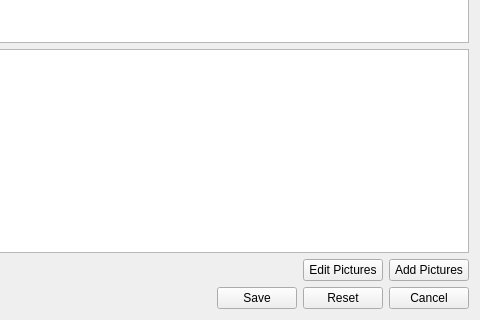
Wolframe/configurator, file client/uiforms/category_edit.ui: the form before one commit; both pictures show x 102 to 582 and y 221 to 541 of the 582 by 541 pixel window.
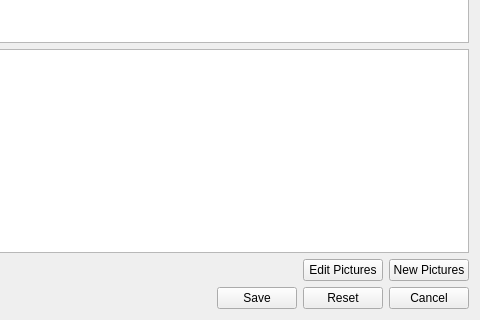
The form after the commit. Icons and pictures are not drawn.

Commit message: make update category pictures work

```diff
--- a/client/uiforms/category_edit.ui
+++ b/client/uiforms/category_edit.ui
@@ -186,7 +186,7 @@
      <item>
       <widget class="QPushButton" name="add_pictures">
        <property name="text">
-        <string>Add Pictures</string>
+        <string>New Pictures</string>
        </property>
        <property name="form" stdset="0">
         <string>picture_select?widgetid={main.widgetid}_picture</string>
```
Left out of the diff: 5 changed lines with no effect on the pictures. The commit also changes 3 other files.
